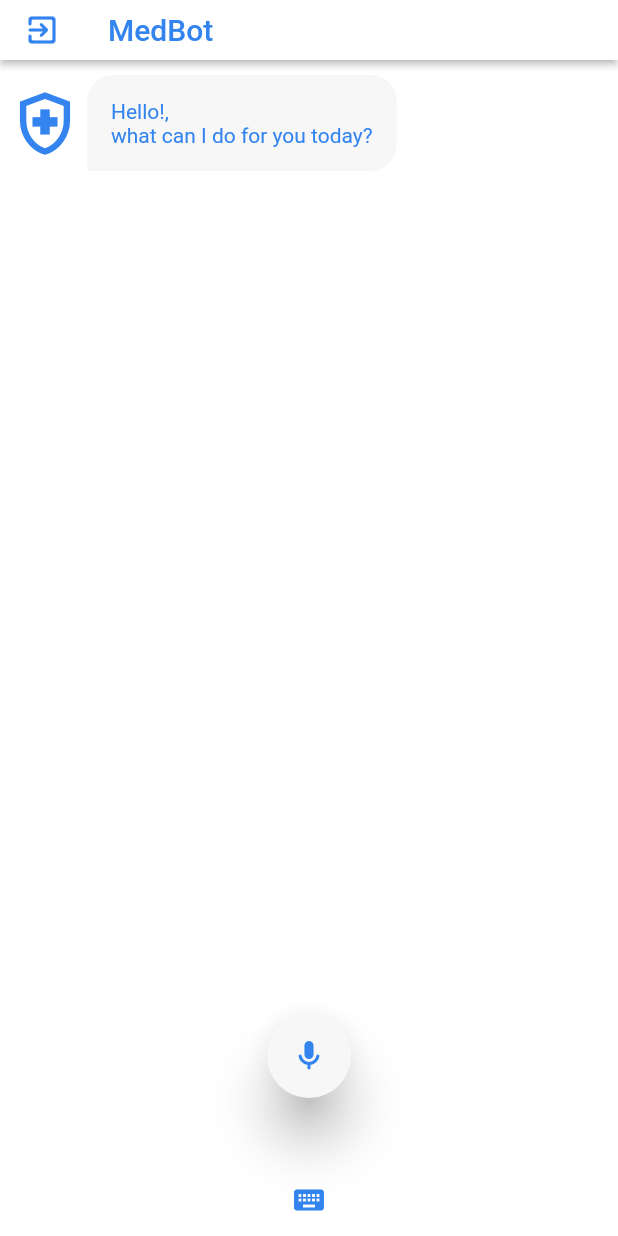
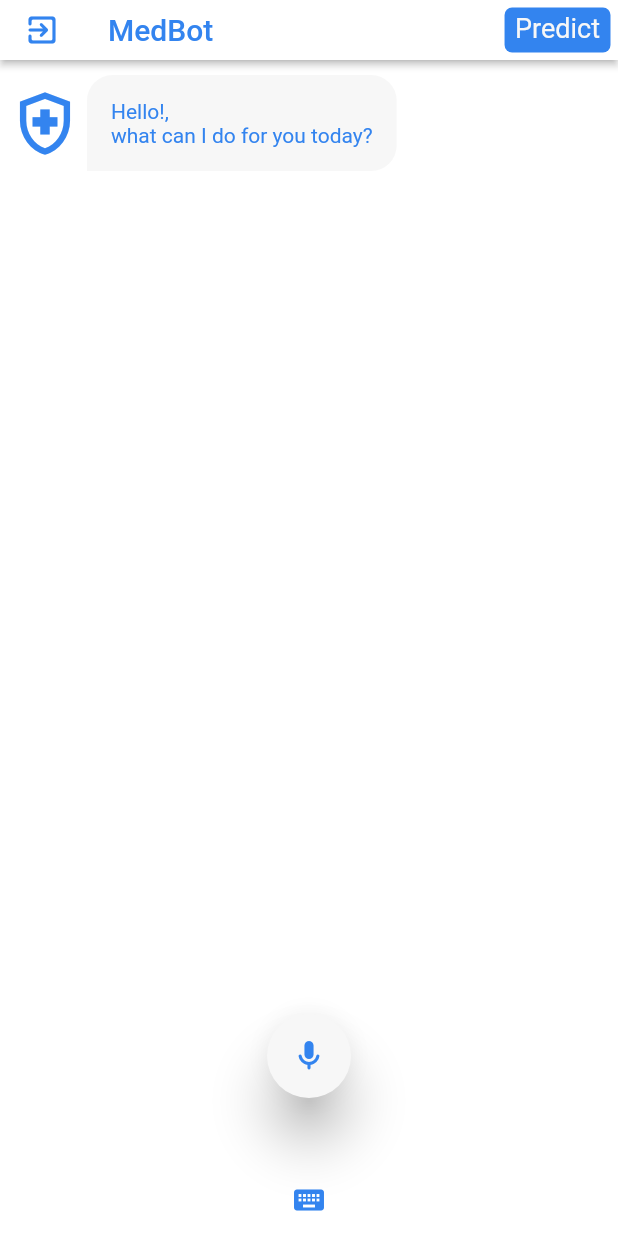
Before and after one commit to a-b-v-k/Flutter_MedBot, a Flutter app: the screen it shows after launch, on a phone screen of 412 x 824 dp. Run offline on Flutter 3.47's test engine with Material 2 defaults, Android fonts, the light colour scheme and no system bars; drawn by our look-alikes of avatar_glow; our stand-ins replace animated_splash_screen, hexcolor, keyboard_dismisser, page_transition, speech_to_text; missing offline and left inert: dart:ffi, dialog_flowtter; project files that could hold a hidden picture were left out.

Commit message:
final commit

```diff
--- a/lib/HomeScreen.dart
+++ b/lib/HomeScreen.dart
@@ -1,4 +1,6 @@
 import 'package:flutter/material.dart';
+import 'package:mini_project/PredictApi.dart';
+import 'package:mini_project/PredictScreen.dart';
 import 'package:mini_project/chatbuilder.dart';
 import 'package:mini_project/components/MyModal.dart';
 import 'package:mini_project/components/chats.dart';
@@ -34,6 +36,8 @@ class MyHomePage extends StatelessWidget {
     final miccontroller = Provider.of<Miccontroller>(context);
     final chatcontroller = Provider.of<ChatMessages>(context);
 
+    chatcontroller.init();
+
     return Scaffold(
       resizeToAvoidBottomInset: false,
       appBar: AppBar(
@@ -44,18 +48,32 @@ class MyHomePage extends StatelessWidget {
           onTap: () {
             showDialog(context: context, builder: (context) => ExitDialog());
           },
-          child: Hero(
-            tag: "exit",
-            child: Icon(
-              Icons.exit_to_app_rounded,
-              color: Theme.of(context).colorScheme.primary,
-            ),
+          child: Icon(
+            Icons.exit_to_app_rounded,
+            color: Theme.of(context).colorScheme.primary,
           ),
         ),
         title: Text(
           title,
           style: TextStyle(color: Theme.of(context).colorScheme.primary),
         ),
+        actions: [
+          GestureDetector(
+              onTap: () {
+                Navigator.of(context).push(
+                    MaterialPageRoute(builder: (context) => PredictScreen()));
+              },
+              child: Container(
+                margin: EdgeInsets.all(5),
+                padding: EdgeInsets.symmetric(vertical: 3, horizontal: 7),
+                decoration: BoxDecoration(
+                    color: primary, borderRadius: BorderRadius.circular(5)),
+                child: Text(
+                  "Predict",
+                  style: TextStyle(fontSize: 18, color: secondary),
+                ),
+              ))
+        ],
       ),
       bottomNavigationBar: miccontroller.ispressed
           ? Container(
@@ -63,7 +81,10 @@ class MyHomePage extends StatelessWidget {
               child: Center(
                 child: SingleChildScrollView(
                     scrollDirection: Axis.horizontal,
-                    child: Text(miccontroller.text)),
+                    child: Text(
+                      miccontroller.text,
+                      style: TextStyle(fontStyle: FontStyle.italic),
+                    )),
               ),
             )
           : Container(
@@ -97,6 +118,7 @@ class ExitDialog extends StatelessWidget {
       insetAnimationDuration: Duration(milliseconds: 300),
       shape: RoundedRectangleBorder(borderRadius: BorderRadius.circular(20)),
       child: Container(
+        margin: EdgeInsets.all(20),
         padding: EdgeInsets.all(10),
         height: 230,
         width: 230,
--- a/lib/chatbuilder.dart
+++ b/lib/chatbuilder.dart
@@ -10,7 +10,7 @@ class Chats extends StatelessWidget {
   Chats({Key? key, required this.scrollcontroller}) : super(key: key);
 
   final ScrollController scrollcontroller;
-  bool isUser(Message mess) {
+  bool isUser(ChatMessage mess) {
     return mess.senderId == 1 ? true : false;
   }
 
@@ -33,10 +33,19 @@ class Chats extends StatelessWidget {
 class Mychatmessage extends StatelessWidget {
   const Mychatmessage({Key? key, required this.message}) : super(key: key);
 
-  final Message message;
+  final ChatMessage message;
+
+  String capitalize(String string) {
+    if (string.isEmpty) {
+      return string;
+    }
+
+    return string[0].toUpperCase() + string.substring(1);
+  }
 
   @override
   Widget build(BuildContext context) {
+    String captialmessage = capitalize(message.text!);
     Color primary = Theme.of(context).colorScheme.primary;
     Color secondary = Theme.of(context).colorScheme.secondary;
     bool isbot = message.senderId == 0;
@@ -56,7 +65,7 @@ class Mychatmessage extends StatelessWidget {
                 alignment: isbot ? Alignment.centerLeft : Alignment.centerRight,
                 child: Container(
                   child: Text(
-                    message.text,
+                    captialmessage,
                     style: TextStyle(color: isbot ? primary : secondary),
                   ),
                   decoration: BoxDecoration(
--- a/lib/components/Chat.dart
+++ b/lib/components/Chat.dart
@@ -1,7 +1,7 @@
-class Message {
-  String text;
+class ChatMessage {
+  String? text;
   int senderId;
   int time;
 
-  Message({required this.senderId, required this.text, required this.time});
+  ChatMessage({required this.senderId, required this.text, required this.time});
 }
--- a/lib/main.dart
+++ b/lib/main.dart
@@ -1,9 +1,13 @@
 import 'package:flutter/material.dart';
 import 'package:mini_project/HomeScreen.dart';
+import 'package:mini_project/PredictScreen.dart';
+import 'package:mini_project/Splash.dart';
 import 'package:mini_project/components/chats.dart';
 import 'package:mini_project/components/constants.dart';
 import 'package:mini_project/components/mic_controller.dart';
+import 'package:page_transition/page_transition.dart';
 import 'package:provider/provider.dart';
+import 'package:animated_splash_screen/animated_splash_screen.dart';
 
 void main() {
   runApp(MyApp());
@@ -16,7 +20,22 @@ class MyApp extends StatelessWidget {
         debugShowCheckedModeBanner: false,
         title: 'Flutter Demo',
         theme: themedata,
-      home: MultiProvider(
+        home: AnimatedSplashScreen(
+          splash: SplashScreen(),
+          nextScreen: ProviderHomePage(),
+          pageTransitionType: PageTransitionType.fade,
+        ));
+  }
+}
+
+class ProviderHomePage extends StatelessWidget {
+  const ProviderHomePage({
+    Key? key,
+  }) : super(key: key);
+
+  @override
+  Widget build(BuildContext context) {
+    return MultiProvider(
       providers: [
         ChangeNotifierProvider<Miccontroller>(
             create: (context) => Miccontroller()),
@@ -24,7 +43,6 @@ class MyApp extends StatelessWidget {
             create: (context) => ChatMessages()),
       ],
       child: MyHomePage(title: 'MedBot'),
-      ),
     );
   }
 }
```
Also changed, not shown: lib/PredictApi.dart (added, +86 -0 lines), lib/PredictScreen.dart (added, +172 -0 lines), lib/Splash.dart (added, +15 -0 lines), lib/components/chats.dart (+19 -17 lines), lib/components/constants.dart (+4 -5 lines), lib/components/mic_controller.dart (+11 -11 lines), pubspec.yaml (+12 -1 lines), pubspec.lock, 2 other files. Lines whose indentation alone changed are shown as unchanged.
